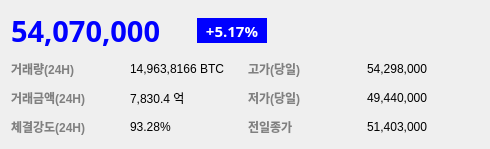
Before: the Qt Designer form source/overview.ui in True-Kim/Coin_project, drawn with Qt 5.
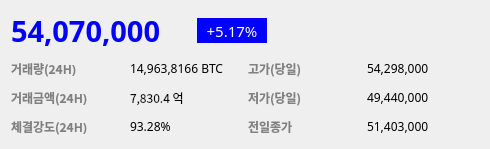
After: the same form once the commit is applied.

Commit message: 글씨 수정

What changed in the file:
```diff
--- a/source/overview.ui
+++ b/source/overview.ui
@@ -66,10 +66,10 @@
        </property>
        <property name="font">
         <font>
-         <family>나눔고딕 ExtraBold</family>
+         <family>맑은 고딕</family>
          <pointsize>11</pointsize>
-         <weight>75</weight>
-         <bold>true</bold>
+         <weight>50</weight>
+         <bold>false</bold>
         </font>
        </property>
        <property name="styleSheet">
@@ -104,6 +104,7 @@
       <widget class="QLabel" name="label_3">
        <property name="font">
         <font>
+         <family>맑은 고딕</family>
          <weight>75</weight>
          <bold>true</bold>
         </font>
@@ -118,6 +119,11 @@
      </item>
      <item row="1" column="3">
       <widget class="QLabel" name="label_10">
+       <property name="font">
+        <font>
+         <family>맑은 고딕</family>
+        </font>
+       </property>
        <property name="text">
         <string>49,440,000</string>
        </property>
@@ -127,6 +133,7 @@
       <widget class="QLabel" name="label_9">
        <property name="font">
         <font>
+         <family>맑은 고딕</family>
          <weight>75</weight>
          <bold>true</bold>
         </font>
@@ -143,6 +150,7 @@
       <widget class="QLabel" name="label_7">
        <property name="font">
         <font>
+         <family>맑은 고딕</family>
          <weight>75</weight>
          <bold>true</bold>
         </font>
@@ -157,6 +165,11 @@
      </item>
      <item row="1" column="1">
       <widget class="QLabel" name="label_8">
+       <property name="font">
+        <font>
+         <family>맑은 고딕</family>
+        </font>
+       </property>
        <property name="text">
         <string>7,830.4 억</string>
        </property>
@@ -164,6 +177,11 @@
      </item>
      <item row="0" column="3">
       <widget class="QLabel" name="label_6">
+       <property name="font">
+        <font>
+         <family>맑은 고딕</family>
+        </font>
+       </property>
        <property name="text">
         <string>54,298,000</string>
        </property>
@@ -173,6 +191,7 @@
       <widget class="QLabel" name="label_5">
        <property name="font">
         <font>
+         <family>맑은 고딕</family>
          <weight>75</weight>
          <bold>true</bold>
         </font>
@@ -187,6 +206,11 @@
      </item>
      <item row="0" column="1">
       <widget class="QLabel" name="label_4">
+       <property name="font">
+        <font>
+         <family>맑은 고딕</family>
+        </font>
+       </property>
        <property name="text">
         <string>14,963,8166 BTC</string>
        </property>
@@ -196,6 +220,7 @@
       <widget class="QLabel" name="label_11">
        <property name="font">
         <font>
+         <family>맑은 고딕</family>
          <weight>75</weight>
          <bold>true</bold>
         </font>
@@ -210,6 +235,11 @@
      </item>
      <item row="2" column="1">
       <widget class="QLabel" name="label_12">
+       <property name="font">
+        <font>
+         <family>맑은 고딕</family>
+        </font>
+       </property>
        <property name="text">
         <string>93.28%</string>
        </property>
@@ -233,6 +263,11 @@
      </item>
      <item row="2" column="3">
       <widget class="QLabel" name="label_14">
+       <property name="font">
+        <font>
+         <family>맑은 고딕</family>
+        </font>
+       </property>
        <property name="text">
         <string>51,403,000</string>
        </property>
```
Left out of the diff: 3 changed lines with no effect on the pictures.
